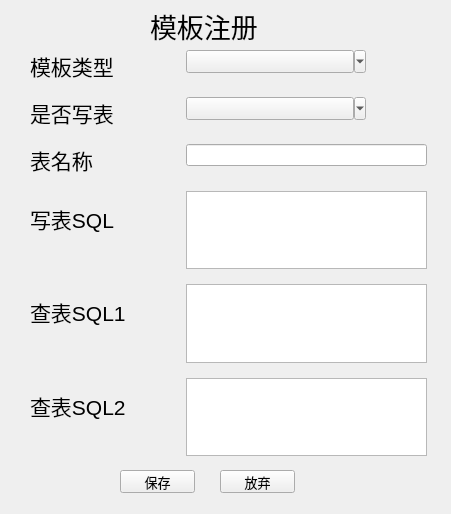
Old version of the form wfDemoRegister.ui in the repository Memorywzd/wfDemo.
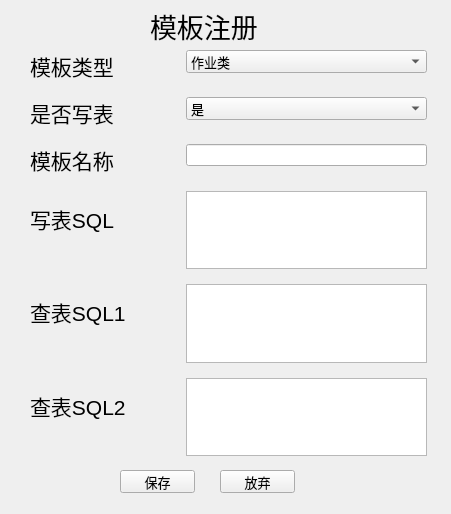
New version of the form.

Diff of the .ui file:
```diff
--- a/wfDemoRegister.ui
+++ b/wfDemoRegister.ui
@@ -47,22 +47,6 @@
     <property name="verticalSpacing">
      <number>15</number>
     </property>
-    <item row="0" column="1">
-     <widget class="QToolButton" name="toolButton">
-      <property name="text">
-       <string/>
-      </property>
-      <property name="iconSize">
-       <size>
-        <width>160</width>
-        <height>16</height>
-       </size>
-      </property>
-      <property name="popupMode">
-       <enum>QToolButton::MenuButtonPopup</enum>
-      </property>
-     </widget>
-    </item>
     <item row="0" column="0">
      <widget class="QLabel" name="label">
       <property name="font">
@@ -87,22 +71,6 @@
       </property>
      </widget>
     </item>
-    <item row="1" column="1">
-     <widget class="QToolButton" name="toolButton_2">
-      <property name="text">
-       <string/>
-      </property>
-      <property name="iconSize">
-       <size>
-        <width>160</width>
-        <height>16</height>
-       </size>
-      </property>
-      <property name="popupMode">
-       <enum>QToolButton::MenuButtonPopup</enum>
-      </property>
-     </widget>
-    </item>
     <item row="2" column="0">
      <widget class="QLabel" name="label_3">
       <property name="font">
@@ -111,7 +79,7 @@
        </font>
       </property>
       <property name="text">
-       <string>表名称</string>
+       <string>模板名称</string>
       </property>
      </widget>
     </item>
@@ -167,6 +135,64 @@
     <item row="5" column="1">
      <widget class="QTextEdit" name="textEdit_2"/>
     </item>
+    <item row="0" column="1">
+     <widget class="QComboBox" name="comboBox">
+      <property name="font">
+       <font>
+        <pointsize>10</pointsize>
+       </font>
+      </property>
+      <item>
+       <property name="text">
+        <string>作业类</string>
+       </property>
+      </item>
+      <item>
+       <property name="text">
+        <string>请假类</string>
+       </property>
+      </item>
+      <item>
+       <property name="text">
+        <string>通知类</string>
+       </property>
+      </item>
+      <item>
+       <property name="text">
+        <string>审批类</string>
+       </property>
+      </item>
+      <item>
+       <property name="text">
+        <string>发表论文科研秘书审核类</string>
+       </property>
+      </item>
+      <item>
+       <property name="text">
+        <string>发表教改论文教学秘书审核类</string>
+       </property>
+      </item>
+     </widget>
+    </item>
+    <item row="1" column="1">
+     <widget class="QComboBox" name="comboBox_2">
+      <property name="font">
+       <font>
+        <pointsize>10</pointsize>
+       </font>
+      </property>
+      <item>
+       <property name="text">
+        <string>是</string>
+       </property>
+      </item>
+      <item>
+       <property name="text">
+        <string>否</string>
+       </property>
+      </item>
+     </widget>
+    </item>
    </layout>
   </widget>
   <widget class="QLabel" name="label_7">
```
Left out of the diff: 12 changed lines with no effect on the pictures.
